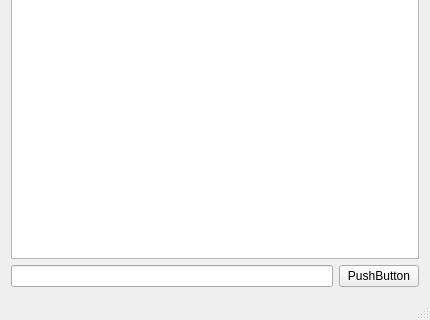
Before: the Qt Designer form QTMessenger/InterfaceChat.ui in MisterMax707/QTMessenger, drawn with Qt 5; both pictures show x 0 to 430 and y 280 to 600 of the 430 by 600 pixel window.
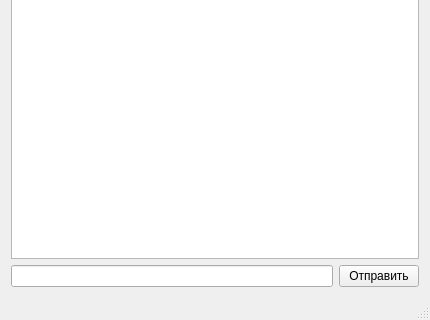
After: the same form once the commit is applied.

Commit message: UI Chat и Window : изменил название объектов

Patch:
```diff
--- a/QTMessenger/InterfaceChat.ui
+++ b/QTMessenger/InterfaceChat.ui
@@ -28,7 +28,7 @@
         <item>
          <widget class="QPushButton" name="pushButton">
           <property name="text">
-           <string>PushButton</string>
+           <string>Отправить</string>
           </property>
          </widget>
         </item>
```
Left out of the diff: 6 changed lines with no effect on the pictures. The commit also changes 4 other files.
